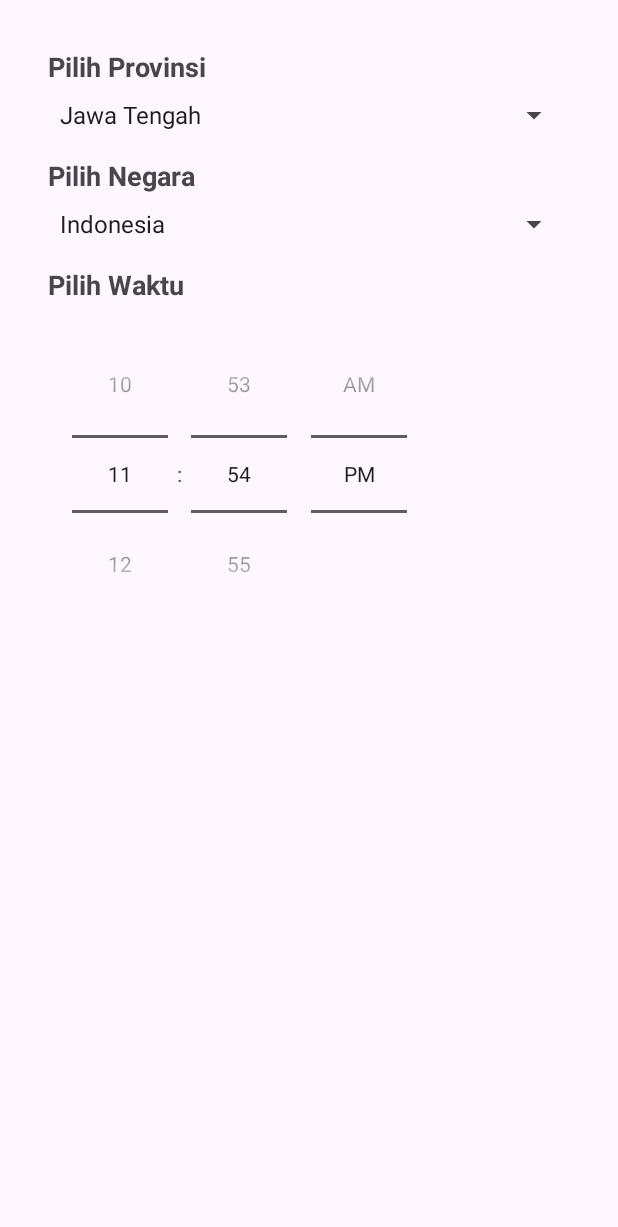
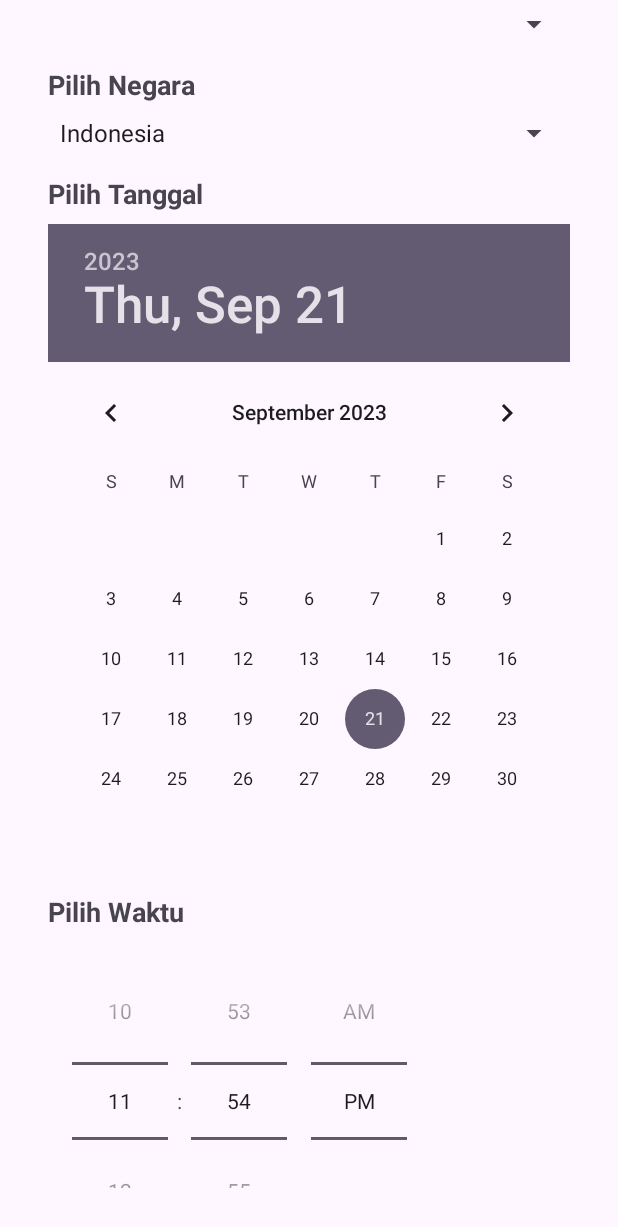
Before and after one commit to darel-s/PPAPB-Pertemuan6, an Android app: the screen it shows after launch (MainActivity), on a phone screen of 412 x 824 dp. Shown: the top 1227 px of the screen. Run offline under Robolectric (Android 15) with nearby library versions, the phone set to English and light mode, and no system bars.

Commit message:
Show calendar

```diff
--- a/app/src/main/java/com/example/dialog/MainActivity.kt
+++ b/app/src/main/java/com/example/dialog/MainActivity.kt
@@ -1,14 +1,16 @@
 package com.example.dialog
 
+import android.app.DatePickerDialog
 import androidx.appcompat.app.AppCompatActivity
 import android.os.Bundle
 import android.view.View
 import android.widget.AdapterView
 import android.widget.ArrayAdapter
+import android.widget.DatePicker
 import android.widget.Toast
 import com.example.dialog.databinding.ActivityMainBinding
 
-class MainActivity : AppCompatActivity() {
+class MainActivity : AppCompatActivity(), DatePickerDialog.OnDateSetListener {
 
     private lateinit var binding : ActivityMainBinding
     private val province = arrayOf(
@@ -48,19 +50,32 @@ class MainActivity : AppCompatActivity() {
                     }
                 }
 
-//            datePicker.init(
-//                datePicker.year,
-//                datePicker.month,
-//                datePicker.dayOfMonth
-//            ) {_,year, monthOfYear, dayOfMonth ->
-//                val selectedDate = "$dayOfMonth/${monthOfYear + 1}/$year"
-//                Toast.makeText(this@MainActivity, selectedDate, Toast.LENGTH_SHORT).show()
-//            }
+            datePicker.init(
+                datePicker.year,
+                datePicker.month,
+                datePicker.dayOfMonth
+            ) {_,year, monthOfYear, dayOfMonth ->
+                val selectedDate = "$dayOfMonth/${monthOfYear + 1}/$year"
+                Toast.makeText(this@MainActivity, selectedDate, Toast.LENGTH_SHORT).show()
+            }
 
             timePicker.setOnTimeChangedListener{view, hourOfDay, minute ->
                 var selectedTime = String.format("%02d:%02d", hourOfDay, minute)
                 Toast.makeText(this@MainActivity, selectedTime, Toast.LENGTH_SHORT).show()
             }
+
+
+            btnShowCalendar.setOnClickListener {
+                val datePickerFragment = DatePickerFragment()
+                datePickerFragment.show(supportFragmentManager, "datePicker")
+
+
+            }
         }
     }
+
+    override fun onDateSet(p0: DatePicker?, p1: Int, p2: Int, p3: Int) {
+        val selectedDate = "$p3/${p2+1}/$p1"
+        Toast.makeText(this@MainActivity, selectedDate, Toast.LENGTH_SHORT).show()
+    }
 }
--- a/app/src/main/res/layout/activity_main.xml
+++ b/app/src/main/res/layout/activity_main.xml
@@ -1,11 +1,16 @@
 <?xml version="1.0" encoding="utf-8"?>
-<LinearLayout xmlns:android="http://schemas.android.com/apk/res/android"
+<ScrollView
+    xmlns:android="http://schemas.android.com/apk/res/android"
     xmlns:app="http://schemas.android.com/apk/res-auto"
     xmlns:tools="http://schemas.android.com/tools"
     android:layout_width="match_parent"
     android:layout_height="match_parent"
-    android:orientation="vertical"
     android:padding="32dp">
+
+    <LinearLayout
+        android:layout_width="match_parent"
+        android:layout_height="wrap_content"
+        android:orientation="vertical">
 
         <TextView
             android:layout_width="wrap_content"
@@ -39,22 +44,22 @@
             android:layout_marginBottom="16dp"
             />
 
-<!--    <TextView-->
-<!--        android:layout_width="wrap_content"-->
-<!--        android:layout_height="wrap_content"-->
-<!--        android:text="Pilih Tanggal"-->
-<!--        android:textSize="18sp"-->
-<!--        android:textStyle="bold"-->
-<!--        android:layout_marginBottom="8dp"/>-->
+        <TextView
+            android:layout_width="wrap_content"
+            android:layout_height="wrap_content"
+            android:text="Pilih Tanggal"
+            android:textSize="18sp"
+            android:textStyle="bold"
+            android:layout_marginBottom="8dp"/>
 
-<!--    <DatePicker-->
-<!--        android:layout_width="wrap_content"-->
-<!--        android:layout_height="wrap_content"-->
-<!--        android:id="@+id/date_picker"-->
-<!--        android:calendarViewShown="false"-->
-<!--        android:datePickerMode="calendar"-->
-<!--        android:layout_marginBottom="16dp"-->
-<!--        />-->
+        <DatePicker
+            android:layout_width="wrap_content"
+            android:layout_height="wrap_content"
+            android:id="@+id/date_picker"
+            android:calendarViewShown="false"
+            android:datePickerMode="calendar"
+            android:layout_marginBottom="16dp"
+            />
 
         <TextView
             android:layout_width="wrap_content"
@@ -70,7 +75,14 @@
             android:layout_height="wrap_content"
             android:timePickerMode="spinner"
             android:id="@+id/time_picker"
+            android:layout_marginBottom="16dp"
             />
 
+        <Button
+            android:layout_width="match_parent"
+            android:layout_height="wrap_content"
+            android:id="@+id/btn_show_calendar"
+            android:text="SHOW CALENDAR"/>
 
     </LinearLayout>
+</ScrollView>
--- a/app/src/main/res/values/strings.xml
+++ b/app/src/main/res/values/strings.xml
@@ -5,4 +5,6 @@
         <item>Australia</item>
         <item>Singapore</item>
     </array>
+    <!-- TODO: Remove or change this placeholder text -->
+    <string name="hello_blank_fragment">Hello blank fragment</string>
 </resources>
```
Also changed, not shown: app/src/main/java/com/example/dialog/DatePicker.kt (added, +22 -0 lines), app/src/main/res/layout/fragment_date_picker.xml (added, +14 -0 lines). Lines whose indentation alone changed are shown as unchanged.
